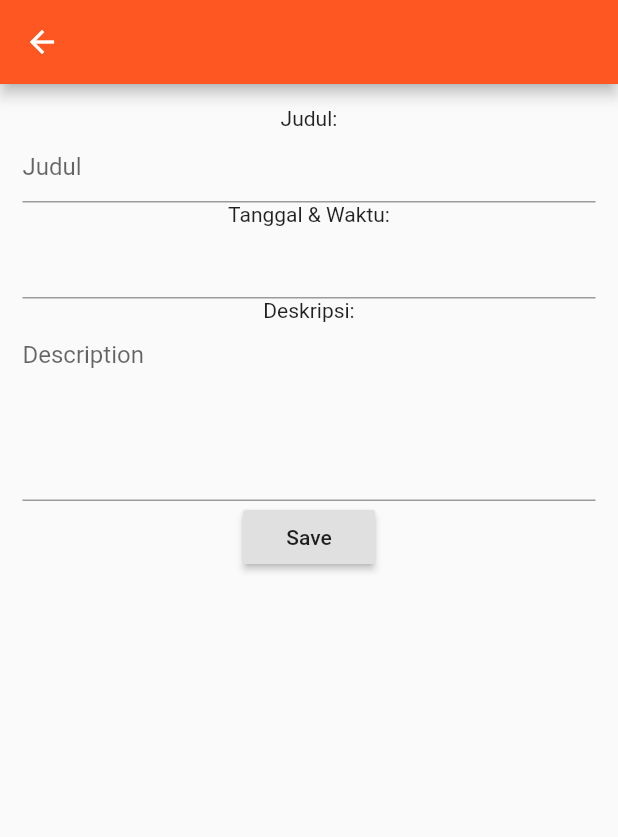
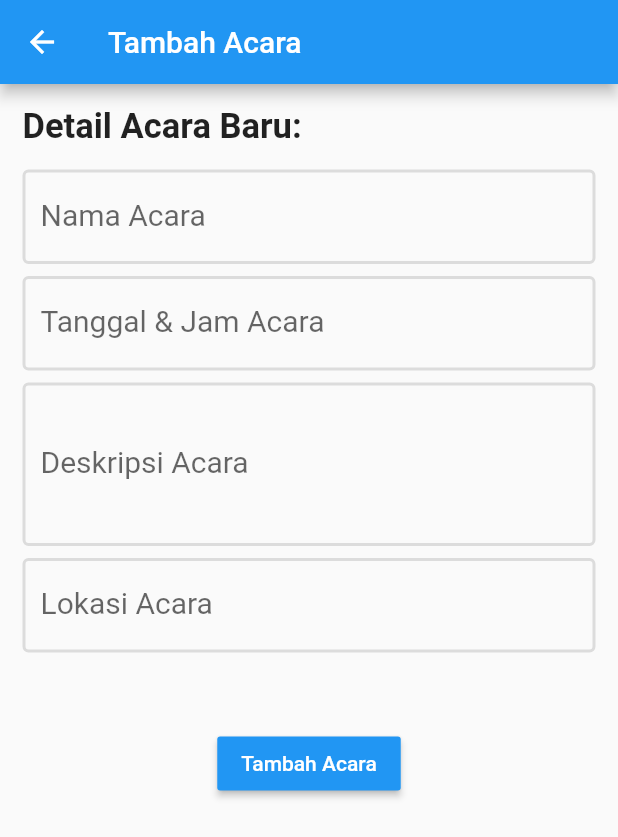
Before and after one commit to arnandwika/FinalProject, a Flutter app: the Home screen opened by its route, after a tap on the "add circle" icon, on a phone screen of 412 x 824 dp. Shown: the top 837 px of the screen. Run offline on Flutter 3.47's test engine with Material 2 defaults, Android fonts, the phone set to English and light mode, and no system bars; drawn by our look-alikes of datetime_picker_formfield; our stand-ins replace cloud_firestore, date_format, file_picker, firebase_storage, flutter_local_notifications, sqflite; accounts and stored records are empty.

Commit message:
Set New Style + Edit Form Tambah

```diff
--- a/project1/lib/Edit.dart
+++ b/project1/lib/Edit.dart
@@ -82,7 +82,7 @@ class EditState extends State<Edit>{
     TextIsiController.text = this.deskripsi;
     return Scaffold(
       appBar: AppBar(
-        backgroundColor: Colors.deepOrange,
+        backgroundColor: blue,
       ),
       body: Container(
         child: Column(
@@ -130,8 +130,6 @@ class EditState extends State<Edit>{
             ),
             RaisedButton(
               onPressed: () async =>{
-//                print(TextJudulController.text),
-//                h1 = HasilEdit(judul: TextJudulController.text, tanggal: TextTanggalController.text, isi: TextIsiController.text),
                 await updateDb(id, TextJudulController.text, tanggalJam, TextIsiController.text),
                 await editFirestore(id, TextJudulController.text, tanggalJam, TextIsiController.text),
                 await OpenDb(),
--- a/project1/lib/FirstPage.dart
+++ b/project1/lib/FirstPage.dart
@@ -124,17 +124,11 @@ class FirstPage extends State<FirstPageState>{
 
   @override
   Widget build(BuildContext context) {
-//    if(cekDB==false){
-//      BuatDb();
-//      cekDB=true;
-//      print(cekDB);
-//    }
-
     notif();
     return new Scaffold(
       appBar: new AppBar(
         title: new Text("QUINGET"),
-        backgroundColor: Colors.deepOrange,
+        backgroundColor: blue,
       ),
       body: new Padding(
         padding: EdgeInsets.all(7.0),
@@ -169,11 +163,11 @@ class FirstPage extends State<FirstPageState>{
                   child: new Container(
                     width: 345,
                     decoration: BoxDecoration(
-                        color: Colors.deepOrange,
+                        color: blue,
                         borderRadius: BorderRadius.all(Radius.circular(50))
                     ),
                     child: new RaisedButton(
-                      color: Colors.yellow,
+                      color: blue,
                       onPressed: () async =>{
 //                    await OpenDb(),
 //
@@ -182,7 +176,7 @@ class FirstPage extends State<FirstPageState>{
                       child: new Text(
                         "Cek dan tambahkan reminder di sini!",
                         style: TextStyle(
-                            color: Colors.black,
+                            color: black,
                             fontSize: 17
                         ),
                       ),
@@ -194,11 +188,11 @@ class FirstPage extends State<FirstPageState>{
                   child: new Container(
                     width: 345,
                     decoration: BoxDecoration(
-                        color: Colors.deepOrange,
+                        color: blue,
                         borderRadius: BorderRadius.all(Radius.circular(50))
                     ),
                     child: new RaisedButton(
-                      color: Colors.yellow,
+                      color: blue,
                       onPressed: () async =>{
                         await historyFirestore(),
                         Navigator.pushNamed(context, '/history')
@@ -206,7 +200,7 @@ class FirstPage extends State<FirstPageState>{
                       child: new Text(
                         "Lihat kegiatan apa saja yang pernah kamu lakukan",
                         style: TextStyle(
-                            color: Colors.black,
+                            color: black,
                             fontSize: 17
                         ),
                       ),
--- a/project1/lib/Home.dart
+++ b/project1/lib/Home.dart
@@ -24,7 +24,7 @@ class MyCard extends State<Home>{
     return new Scaffold(
         appBar: new AppBar(
           title: new Text('Reminder'),
-          backgroundColor: Colors.deepOrange,
+          backgroundColor: blue,
         ),
         body: new Container(
             child: new ListView(
@@ -35,7 +35,7 @@ class MyCard extends State<Home>{
         floatingActionButton: new FloatingActionButton(
             elevation: 0.0,
             child: new Icon(Icons.add_circle),
-            backgroundColor: new Color(0xFFE57373),
+            backgroundColor: blue,
             onPressed: (){
               Navigator.push(
                   context,
--- a/project1/lib/Reminder.dart
+++ b/project1/lib/Reminder.dart
@@ -28,7 +28,7 @@ class Reminder extends StatelessWidget{
       OpenDb();
     return Scaffold(
       appBar: AppBar(
-        backgroundColor: Colors.deepOrange,
+        backgroundColor: blue,
       ),
       body: Container(
         child: Column(
@@ -78,7 +78,7 @@ class Reminder extends StatelessWidget{
                         Navigator.pushNamed(context, '/home'),
 
                       },
-                      color: Colors.deepOrangeAccent,
+                      color: blue,
                       shape: RoundedRectangleBorder(
                         borderRadius: new BorderRadius.circular(18.0),
                       ),
@@ -96,7 +96,7 @@ class Reminder extends StatelessWidget{
                           builder: (context) =>Edit(id,judul, tanggal, isi),
                         )),
                       },
-                      color: Colors.deepOrangeAccent,
+                      color: blue,
                       shape: RoundedRectangleBorder(
                         borderRadius: new BorderRadius.circular(18.0),
                       ),
--- a/project1/lib/ReminderHistory.dart
+++ b/project1/lib/ReminderHistory.dart
@@ -30,7 +30,7 @@ class ReminderHistory extends StatelessWidget{
       OpenDb();
     return Scaffold(
       appBar: AppBar(
-        backgroundColor: Colors.deepOrange,
+        backgroundColor: blue,
       ),
       body: Container(
         child: Column(
@@ -71,7 +71,7 @@ class ReminderHistory extends StatelessWidget{
                         Navigator.pushNamed(context, '/history'),
 
                       },
-                      color: Colors.deepOrangeAccent,
+                      color: blue,
                       shape: RoundedRectangleBorder(
                         borderRadius: new BorderRadius.circular(18.0),
                       ),
--- a/project1/lib/Splash2.dart
+++ b/project1/lib/Splash2.dart
@@ -22,7 +22,7 @@ class _SplashScreenState extends State<SplashScreen> {
         fit: StackFit.expand,
         children: <Widget>[
           Container(
-            decoration: BoxDecoration(color: Colors.redAccent),
+            decoration: BoxDecoration(color: blue),
           ),
           Column(
             mainAxisAlignment: MainAxisAlignment.start,
@@ -34,7 +34,7 @@ class _SplashScreenState extends State<SplashScreen> {
                     mainAxisAlignment: MainAxisAlignment.center,
                     children: <Widget>[
                       CircleAvatar(
-                        backgroundColor: Colors.white,
+                        backgroundColor: white,
                         radius: 50.0,
                         child: Image.asset('img/quinget.png'),
                       ),
@@ -44,7 +44,7 @@ class _SplashScreenState extends State<SplashScreen> {
                       Text(
                         "QUINGET REMINDER",
                         style: TextStyle(
-                            color: Colors.white,
+                            color: white,
                             fontWeight: FontWeight.bold,
                             fontSize: 24.0),
                       )
--- a/project1/lib/Tambah.dart
+++ b/project1/lib/Tambah.dart
@@ -14,31 +14,76 @@ class Tambah extends State<StateTambah>{
   void initState() {
     super.initState();
   }
-
   String tanggalJam=" ";
   ObjectReminder objectInsert;
   final _JudulEditingController = TextEditingController();
   final _IsiEditingController = TextEditingController();
-  final format = DateFormat("yyyy-MM-dd HH:mm");
+  final format = DateFormat("d MMMM y HH:mm");
   @override
   Widget build(BuildContext context) {
     return new Scaffold(
       appBar: new AppBar(
-        backgroundColor: Colors.deepOrange,
+        title: Text('Tambah Acara'),
+        backgroundColor: blue,
       ),
       body: new Padding(padding: EdgeInsets.all(15.0),
-        child: new Column(
+        child: ListView(
           children: <Widget>[
-            Text("Judul:"),
-            new TextField(
+            Text(
+              "Detail Acara Baru: ",
+                style: TextStyle(fontSize: 23,fontWeight: FontWeight.bold)
+            ),
+            SizedBox(
+              height: 15,
+            ),
+            new Column(
+              children: <Widget>[
+                new TextFormField(
                   controller: _JudulEditingController,
+                  style: TextStyle(
+                    fontSize: 20,
+                  ),
                   decoration: InputDecoration(
-                hintText:"Judul",
+                    labelText: "Nama Acara",
+                    enabledBorder: OutlineInputBorder(
+                      borderSide: BorderSide(
+                        color: gray,
+                        width: 2.0,
                       ),
                     ),
-            Text("Tanggal & Waktu:"),
+                    focusedBorder: OutlineInputBorder(
+                      borderSide: BorderSide(
+                        color: blue,
+                        width: 2.0,
+                      ),
+                    ),
+                  ),
+                ),
+                SizedBox(
+                  height: 8,
+                ),
                 new DateTimeField(
                   format: format,
+                  style: (
+                    TextStyle(
+                      fontSize: 20,
+                    )
+                  ),
+                  decoration: InputDecoration(
+                    labelText: 'Tanggal & Jam Acara',
+                    enabledBorder: OutlineInputBorder(
+                      borderSide: BorderSide(
+                        color: gray,
+                        width: 2.0,
+                      ),
+                    ),
+                    focusedBorder: OutlineInputBorder(
+                      borderSide: BorderSide(
+                        color: blue,
+                        width: 2.0,
+                      ),
+                    ),
+                  ),
                   onShowPicker: (context, currentValue) async {
                     final date = await showDatePicker(
                         context: context,
@@ -58,16 +103,62 @@ class Tambah extends State<StateTambah>{
                     }
                   },
                 ),
-            Text("Deskripsi:"),
-            new TextField(
+                SizedBox(
+                  height: 8,
+                ),
+                new TextFormField(
                   controller: _IsiEditingController,
-              maxLines: 5,
+                  maxLines: 3,
+                  style: TextStyle(
+                    fontSize: 20,
+                  ),
                   decoration: InputDecoration(
-                hintText: "Description",
+                    labelText: 'Deskripsi Acara',
+                    enabledBorder: OutlineInputBorder(
+                      borderSide: BorderSide(
+                        color: gray,
+                        width: 2.0,
                       ),
                     ),
+                    focusedBorder: OutlineInputBorder(
+                      borderSide: BorderSide(
+                        color: blue,
+                        width: 2.0,
+                      ),
+                    ),
+                  ),
+                ),
+                SizedBox(
+                  height: 8,
+                ),
+                new TextFormField(
+//                  controller: _LocEditingController,
+                  maxLines: null,
+                  style: TextStyle(
+                    fontSize: 20,
+                  ),
+                  decoration: InputDecoration(
+                    labelText: 'Lokasi Acara',
+                    enabledBorder: OutlineInputBorder(
+                      borderSide: BorderSide(
+                        color: gray,
+                        width: 2.0,
+                      ),
+                    ),
+                    focusedBorder: OutlineInputBorder(
+                      borderSide: BorderSide(
+                        color: blue,
+                        width: 2.0,
+                      ),
+                    ),
+                  ),
+                ),
+                SizedBox(
+                  height: 50,
+                ),
                 RaisedButton(
-              child: Text("Save"),
+                  color: blue,
+                  child: Text("Tambah Acara", style: TextStyle(color: white),),
                   onPressed: () async {
                     await InsertDb(_JudulEditingController.text, tanggalJam, _IsiEditingController.text);
                     await OpenDb();
@@ -79,6 +170,8 @@ class Tambah extends State<StateTambah>{
                 )
               ],
             ),
+          ],
+        )
       ),
     );
   }
--- a/project1/lib/main.dart
+++ b/project1/lib/main.dart
@@ -27,6 +27,10 @@ Color fix;
 Color hijau = Colors.lightGreenAccent[400];
 Color amber = Colors.amber;
 Color merah = Colors.red;
+Color blue = Colors.blue;
+Color black = Colors.black;
+Color white = Colors.white;
+Color gray = Colors.black12;
 int id=0;
 
 class MyApp extends StatelessWidget {
@@ -190,7 +194,7 @@ class MyHistory extends State<History>{
     return new Scaffold(
       appBar: new AppBar(
         title: new Text('Reminder'),
-        backgroundColor: Colors.deepOrange,
+        backgroundColor: blue,
       ),
       body: new Container(
           child: new ListView(
```
Lines whose indentation alone changed are shown as unchanged.
